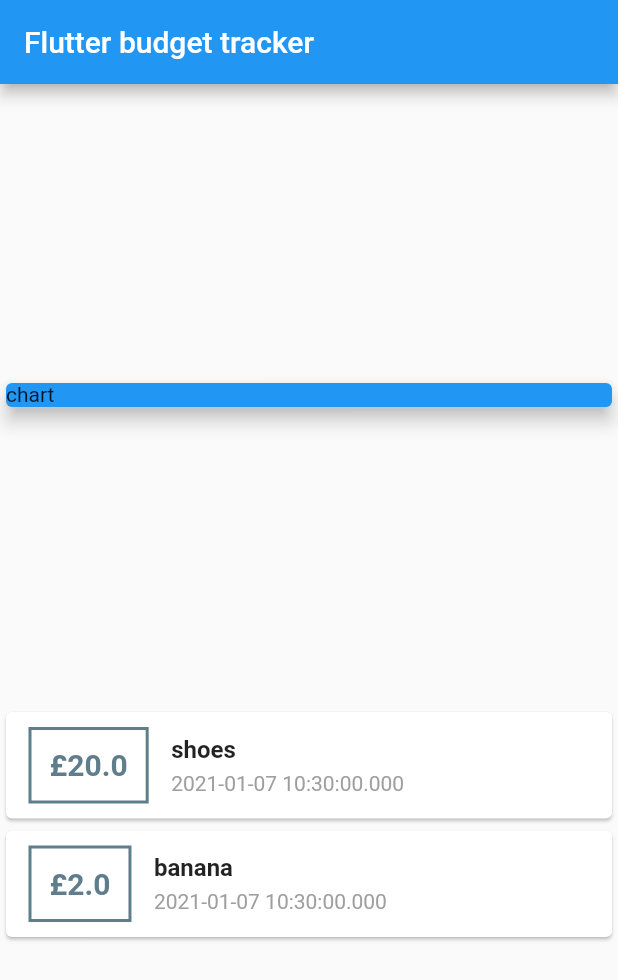
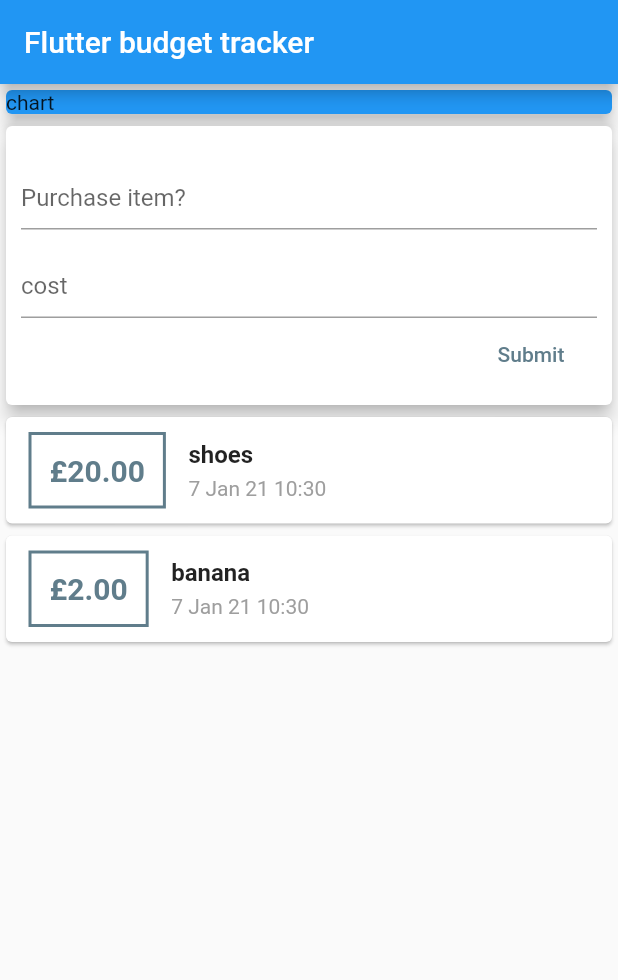
Before and after one commit to dangregory86/expense_tracker, a Flutter app: the screen it shows after launch, on a phone screen of 412 x 824 dp. Shown: the top 980 px of the screen. Run offline on Flutter 3.47's test engine with Material 2 defaults, Android fonts, the phone set to English and light mode, and no system bars.

Commit message:
Separated out widgets and added scroll view and add transaction.

```diff
--- a/lib/main.dart
+++ b/lib/main.dart
@@ -1,6 +1,6 @@
 import 'package:flutter/material.dart';
 
-import './transaction.dart';
+import './widgets/user_transactions.dart';
 
 void main() {
   runApp(MyApp());
@@ -22,20 +22,6 @@ class MyApp extends StatelessWidget {
 }
 
 class MyHomePage extends StatelessWidget {
-  final List<Transaction> transactions = [
-    Transaction(
-      id: '1',
-      title: 'shoes',
-      amount: 20.00,
-      dtg: DateTime.now(),
-    ),
-    Transaction(
-      id: '2',
-      title: 'banana',
-      amount: 2.00,
-      dtg: DateTime.now(),
-    ),
-  ];
   MyHomePage({Key key, this.title}) : super(key: key);
 
   final String title;
@@ -46,8 +32,8 @@ class MyHomePage extends StatelessWidget {
       appBar: AppBar(
         title: Text(title),
       ),
-      body: Column(
-        mainAxisAlignment: MainAxisAlignment.spaceEvenly,
+      body: SingleChildScrollView(
+        child: Column(
           crossAxisAlignment: CrossAxisAlignment.stretch,
           children: <Widget>[
             Container(
@@ -58,64 +44,9 @@ class MyHomePage extends StatelessWidget {
                 elevation: 5,
               ),
             ),
-          Column(
-            children: transactions.map((tx) {
-              return Card(
-                child: Row(
-                  children: <Widget>[
-                    Container(
-                      padding: EdgeInsets.all(12),
-                      margin: EdgeInsets.symmetric(
-                        vertical: 10,
-                        horizontal: 15,
-                      ),
-                      child: Text(
-                        '£' + tx.amount.toString(),
-                        style: TextStyle(
-                          fontWeight: FontWeight.bold,
-                          fontSize: 20,
-                          color: Colors.blueGrey,
-                        ),
-                      ),
-                      decoration: BoxDecoration(
-                        border: Border.all(
-                          color: Colors.blueGrey,
-                          width: 2,
-                        ),
-                      ),
-                    ),
-                    Container(
-                      child: Column(
-                        mainAxisAlignment: MainAxisAlignment.spaceAround,
-                        crossAxisAlignment: CrossAxisAlignment.start,
-                        children: <Widget>[
-                          Container(
-                            margin: EdgeInsets.only(bottom: 5),
-                            child: Text(
-                              tx.title,
-                              style: TextStyle(
-                                fontSize: 16,
-                                fontWeight: FontWeight.bold,
-                              ),
-                            ),
-                          ),
-                          Container(
-                            child: Text(
-                              tx.dtg.toLocal().toString(),
-                              style: TextStyle(
-                                color: Colors.grey,
-                              ),
-                            ),
-                          ),
+            UserTransactions(),
           ],
         ),
-                    )
-                  ],
-                ),
-              );
-            }).toList(),
-          ),
-        ],
       ),
     );
   }
--- /dev/null
+++ b/lib/widgets/new_transaction.dart
@@ -0,0 +1,47 @@
+import 'package:flutter/material.dart';
+
+class NewTransaction extends StatelessWidget {
+  NewTransaction(this.addTransaction);
+
+  final Function addTransaction;
+
+  final itemInputController = TextEditingController();
+  final amountInputController = TextEditingController();
+
+  @override
+  Widget build(BuildContext context) {
+    return Card(
+      elevation: 5,
+      child: Container(
+        padding: EdgeInsets.all(10),
+        child: Column(
+          crossAxisAlignment: CrossAxisAlignment.end,
+          children: <Widget>[
+            TextField(
+              controller: itemInputController,
+              decoration: InputDecoration(
+                alignLabelWithHint: true,
+                labelText: 'Purchase item?',
+              ),
+            ),
+            TextField(
+              controller: amountInputController,
+              decoration: InputDecoration(
+                alignLabelWithHint: true,
+                labelText: 'cost',
+              ),
+            ),
+            FlatButton(
+              onPressed: () {
+                addTransaction(itemInputController.text,
+                    double.tryParse(amountInputController.text));
+              },
+              child: Text('Submit'),
+              textColor: Colors.blueGrey,
+            ),
+          ],
+        ),
+      ),
+    );
+  }
+}
--- /dev/null
+++ b/lib/widgets/transaction_list.dart
@@ -0,0 +1,70 @@
+import 'package:flutter/material.dart';
+import 'package:intl/intl.dart';
+
+import '../models/transaction.dart';
+
+class TransactionList extends StatelessWidget {
+  final List<Transaction> _transactions;
+  TransactionList(this._transactions);
+
+  @override
+  Widget build(BuildContext context) {
+    return Column(
+      children: _transactions.map((tx) {
+        return Card(
+          child: Row(
+            children: <Widget>[
+              Container(
+                padding: EdgeInsets.all(12),
+                margin: EdgeInsets.symmetric(
+                  vertical: 10,
+                  horizontal: 15,
+                ),
+                child: Text(
+                  '£${tx.amount.toStringAsFixed(2)}',
+                  style: TextStyle(
+                    fontWeight: FontWeight.bold,
+                    fontSize: 20,
+                    color: Colors.blueGrey,
+                  ),
+                ),
+                decoration: BoxDecoration(
+                  border: Border.all(
+                    color: Colors.blueGrey,
+                    width: 2,
+                  ),
+                ),
+              ),
+              Container(
+                child: Column(
+                  mainAxisAlignment: MainAxisAlignment.spaceAround,
+                  crossAxisAlignment: CrossAxisAlignment.start,
+                  children: <Widget>[
+                    Container(
+                      margin: EdgeInsets.only(bottom: 5),
+                      child: Text(
+                        tx.title,
+                        style: TextStyle(
+                          fontSize: 16,
+                          fontWeight: FontWeight.bold,
+                        ),
+                      ),
+                    ),
+                    Container(
+                      child: Text(
+                        DateFormat('d MMM yy').add_Hm().format(tx.dtg),
+                        style: TextStyle(
+                          color: Colors.grey,
+                        ),
+                      ),
+                    ),
+                  ],
+                ),
+              )
+            ],
+          ),
+        );
+      }).toList(),
+    );
+  }
+}
--- /dev/null
+++ b/lib/widgets/user_transactions.dart
@@ -0,0 +1,52 @@
+import 'package:flutter/material.dart';
+
+import './new_transaction.dart';
+import './transaction_list.dart';
+import '../models/transaction.dart';
+
+class UserTransactions extends StatefulWidget {
+  UserTransactions({Key key}) : super(key: key);
+
+  @override
+  _UserTransactionsState createState() => _UserTransactionsState();
+}
+
+class _UserTransactionsState extends State<UserTransactions> {
+  final List<Transaction> _transactions = [
+    Transaction(
+      id: '1',
+      title: 'shoes',
+      amount: 20.00,
+      dtg: DateTime.now(),
+    ),
+    Transaction(
+      id: '2',
+      title: 'banana',
+      amount: 2.00,
+      dtg: DateTime.now(),
+    ),
+  ];
+
+  void _addNewTransaction(String title, double amount) {
+    final newTx = Transaction(
+      title: title,
+      amount: amount,
+      id: DateTime.now().toString(),
+      dtg: DateTime.now(),
+    );
+
+    setState(() {
+      _transactions.add(newTx);
+    });
+  }
+
+  @override
+  Widget build(BuildContext context) {
+    return Column(
+      children: [
+        NewTransaction(_addNewTransaction),
+        TransactionList(_transactions),
+      ],
+    );
+  }
+}
--- a/pubspec.yaml
+++ b/pubspec.yaml
@@ -23,6 +23,7 @@ environment:
 dependencies:
   flutter:
     sdk: flutter
+  intl: ^0.16.1
 
 
   # The following adds the Cupertino Icons font to your application.
```
Also changed, not shown: lib/models/transaction.dart (renamed from lib/transaction.dart), pubspec.lock. Lines whose indentation alone changed are shown as unchanged.
